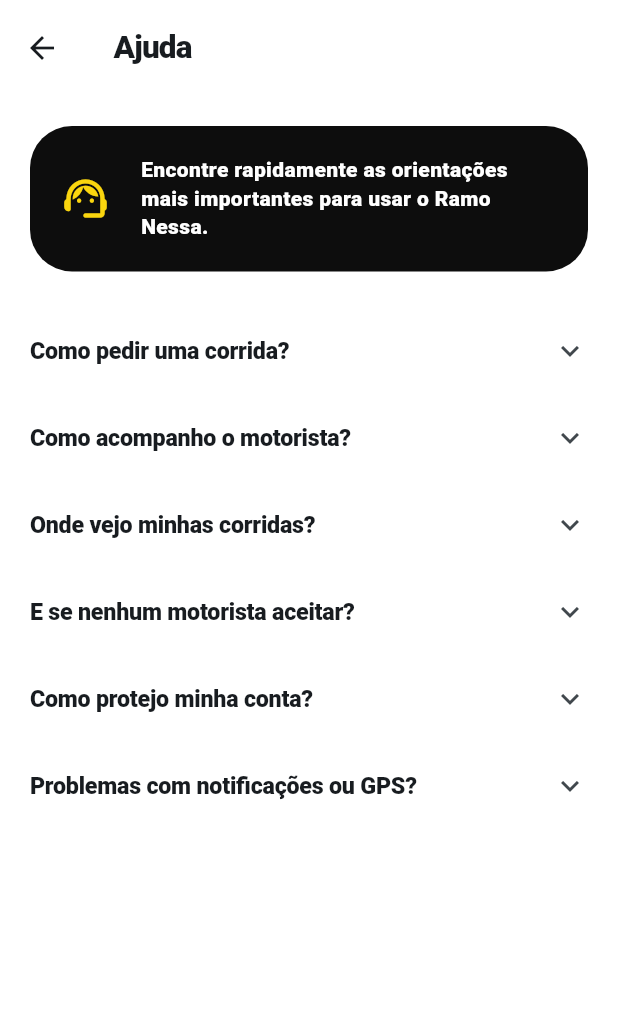
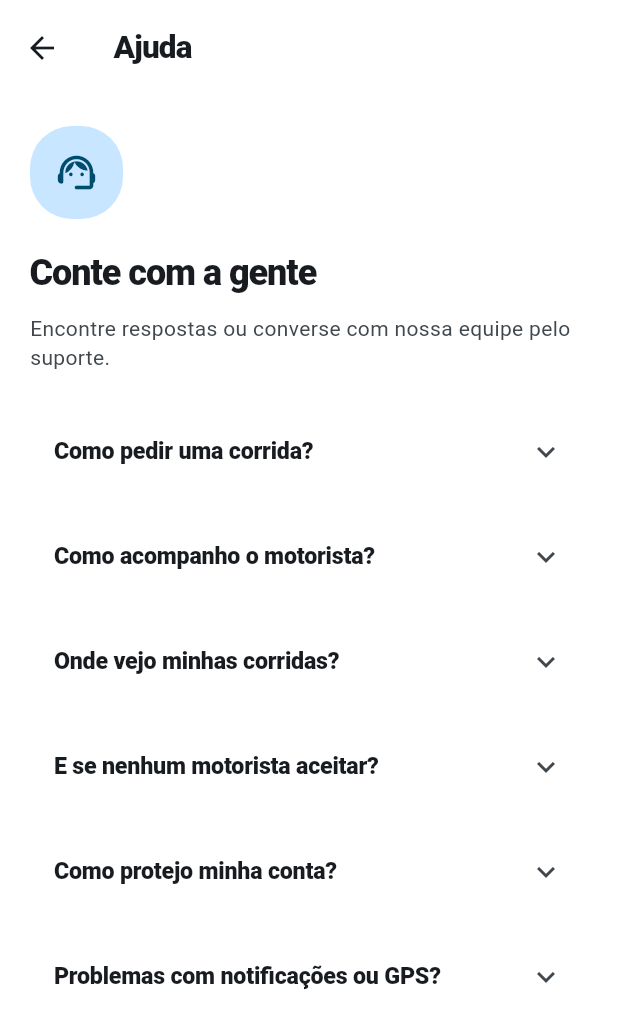
Before and after one commit to iansilva23/ramo-nessa, a Flutter app: the PassengerHelpScreen screen opened directly, on a phone screen of 412 x 824 dp. Shown: the top 1029 px of the screen. Run offline on Flutter 3.47's test engine with Material 3 defaults, Android fonts, the phone set to English and light mode, and no system bars; our stand-ins replace audioplayers, firebase_core, firebase_messaging, flutter_secure_storage, geolocator, google_maps_flutter and 3 more; missing offline and left inert: dart:js_interop, pointer_interceptor; accounts and stored records are empty; statements that could not run were skipped.

Commit message:
feat(ux): refine app help benefits and document management

```diff
--- a/apps/passenger/lib/src/features/profile/presentation/passenger_help_screen.dart
+++ b/apps/passenger/lib/src/features/profile/presentation/passenger_help_screen.dart
@@ -18,7 +18,9 @@ class PassengerHelpScreen extends StatelessWidget {
   Widget build(BuildContext context) {
     return Scaffold(
       appBar: AppBar(title: const Text('Ajuda')),
-      body: ListView(
+      body: SafeArea(child: Center(child: ConstrainedBox(
+        constraints: const BoxConstraints(maxWidth: 760),
+        child: RamoReveal(child: ListView(
         padding: const EdgeInsets.fromLTRB(
           RamoSpacing.lg,
           RamoSpacing.lg,
@@ -30,6 +32,7 @@ class PassengerHelpScreen extends StatelessWidget {
           if (supportService != null) ...[
             const SizedBox(height: RamoSpacing.lg),
             FilledButton.icon(
+              style: FilledButton.styleFrom(padding: const EdgeInsets.all(16)),
               key: const Key('passenger-open-support'),
               onPressed: () => Navigator.of(context).push(
                 MaterialPageRoute<void>(
@@ -48,14 +51,13 @@ class PassengerHelpScreen extends StatelessWidget {
             title: 'Como pedir uma corrida?',
             body:
                 'Na tela Início, confirme a origem, escolha o destino, selecione '
-                'a categoria e a forma de pagamento. A busca pelo motorista só '
-                'começa depois das validações e do pagamento exigido pela operação.',
+                'a categoria e siga a confirmação e o pagamento mostrados no aplicativo.',
           ),
           const _HelpItem(
             title: 'Como acompanho o motorista?',
             body:
                 'Depois que um motorista aceitar, a tela da corrida mostra o '
-                'status e a posição disponível em tempo real ou próximo do tempo real.',
+                'a etapa atual, a localização disponível e as informações do motorista.',
           ),
           const _HelpItem(
             title: 'Onde vejo minhas corridas?',
@@ -65,8 +67,8 @@ class PassengerHelpScreen extends StatelessWidget {
           const _HelpItem(
             title: 'E se nenhum motorista aceitar?',
             body:
-                'O aplicativo informa que não encontrou motorista. Quando houver '
-                'pagamento antecipado, o estorno é processado conforme a forma de pagamento usada.',
+                'Você pode tentar a busca novamente ou cancelar. Se houver pagamento, '
+                'acompanhe a devolução pelo aplicativo ou fale com o suporte.',
           ),
           const _HelpItem(
             title: 'Como protejo minha conta?',
@@ -82,6 +84,7 @@ class PassengerHelpScreen extends StatelessWidget {
           ),
         ],
       ),
+        )))),
     );
   }
 }
@@ -91,31 +94,25 @@ class _HelpHeader extends StatelessWidget {
 
   @override
   Widget build(BuildContext context) {
-    return Container(
-      padding: const EdgeInsets.all(RamoSpacing.lg),
-      decoration: BoxDecoration(
-        color: RamoColors.brandBlack,
-        borderRadius: BorderRadius.circular(RamoRadius.lg),
-      ),
-      child: const Row(
-        children: [
-          Icon(
-            Icons.support_agent_rounded,
-            color: RamoColors.brandYellow,
-            size: 34,
+    return Column(
+      crossAxisAlignment: CrossAxisAlignment.start,
+      children: [
+        Container(
+          padding: const EdgeInsets.all(16),
+          decoration: BoxDecoration(
+            color: Theme.of(context).colorScheme.primaryContainer,
+            borderRadius: BorderRadius.circular(RamoRadius.lg),
           ),
-          SizedBox(width: RamoSpacing.md),
-          Expanded(
-            child: Text(
-              'Encontre rapidamente as orientações mais importantes para usar o Ramo Nessa.',
-              style: TextStyle(
-                color: Colors.white,
-                fontWeight: FontWeight.w800,
-              ),
-            ),
-          ),
-        ],
-      ),
+          child: Icon(Icons.support_agent_rounded,
+              color: Theme.of(context).colorScheme.onPrimaryContainer, size: 30),
+        ),
+        const SizedBox(height: RamoSpacing.lg),
+        Semantics(header: true, child: Text('Conte com a gente',
+            style: Theme.of(context).textTheme.headlineSmall?.copyWith(fontWeight: FontWeight.w900))),
+        const SizedBox(height: RamoSpacing.sm),
+        Text('Encontre respostas ou converse com nossa equipe pelo suporte.',
+            style: TextStyle(color: Theme.of(context).colorScheme.onSurfaceVariant)),
+      ],
     );
   }
 }
@@ -131,13 +128,15 @@ class _HelpItem extends StatelessWidget {
 
   @override
   Widget build(BuildContext context) {
-    return ExpansionTile(
-      tilePadding: EdgeInsets.zero,
+    return Card(
+      margin: const EdgeInsets.only(bottom: RamoSpacing.sm),
+      child: ExpansionTile(
+      tilePadding: const EdgeInsets.symmetric(horizontal: 16),
       title: Text(
         title,
         style: const TextStyle(fontWeight: FontWeight.w800),
       ),
-      childrenPadding: const EdgeInsets.only(bottom: RamoSpacing.md),
+      childrenPadding: const EdgeInsets.fromLTRB(16, 0, 16, 16),
       children: [
         Align(
           alignment: Alignment.centerLeft,
@@ -147,6 +146,7 @@ class _HelpItem extends StatelessWidget {
           ),
         ),
       ],
+      ),
     );
   }
 }
```
Also changed, not shown: apps/driver/lib/src/features/profile/presentation/driver_documents_screen.dart (+47 -77 lines), apps/driver/lib/src/features/profile/presentation/driver_ranking_benefits_screen.dart (+5 -2 lines), apps/passenger/lib/src/features/profile/presentation/passenger_benefits_screen.dart (+20 -8 lines), 5 other files.
